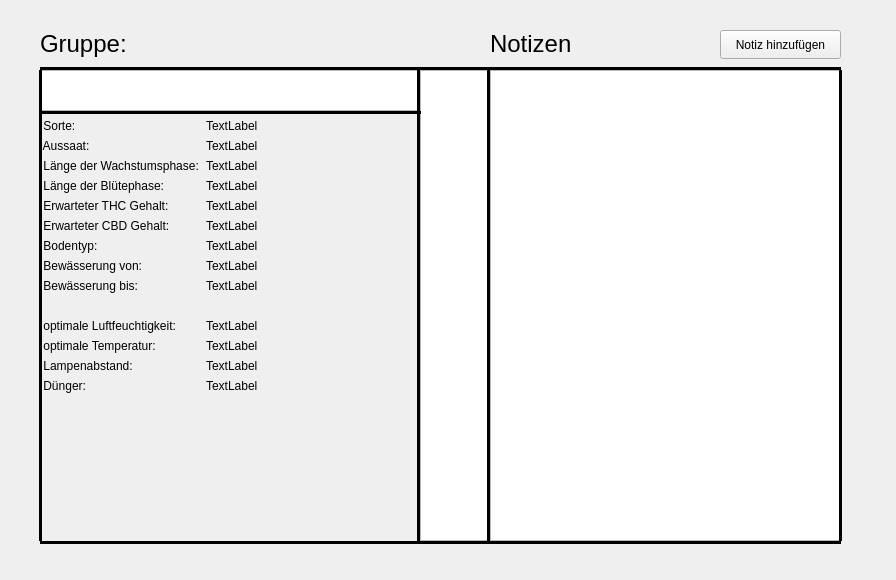
First picture: the form in app/group_window.ui, repository 0ssiwald/GreenhouseControl, before the edit.
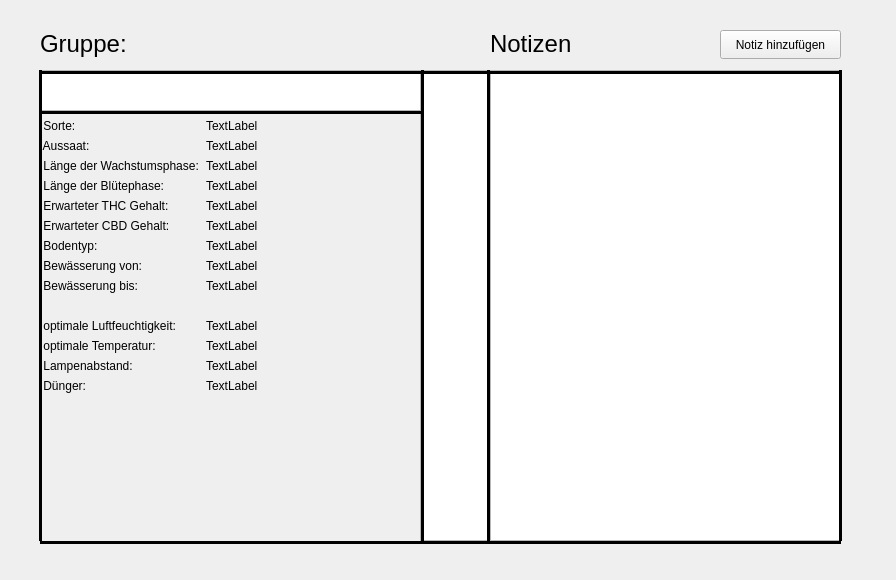
Second picture: the form after the edit.

```diff
--- a/app/group_window.ui
+++ b/app/group_window.ui
@@ -429,9 +429,9 @@
   <widget class="Line" name="line_5">
    <property name="geometry">
     <rect>
-     <x>410</x>
+     <x>420</x>
      <y>70</y>
-     <width>16</width>
+     <width>4</width>
      <height>471</height>
     </rect>
    </property>
@@ -473,9 +473,9 @@
    <property name="geometry">
     <rect>
      <x>40</x>
-     <y>60</y>
+     <y>70</y>
      <width>801</width>
-     <height>16</height>
+     <height>4</height>
     </rect>
    </property>
    <property name="sizePolicy">
```
